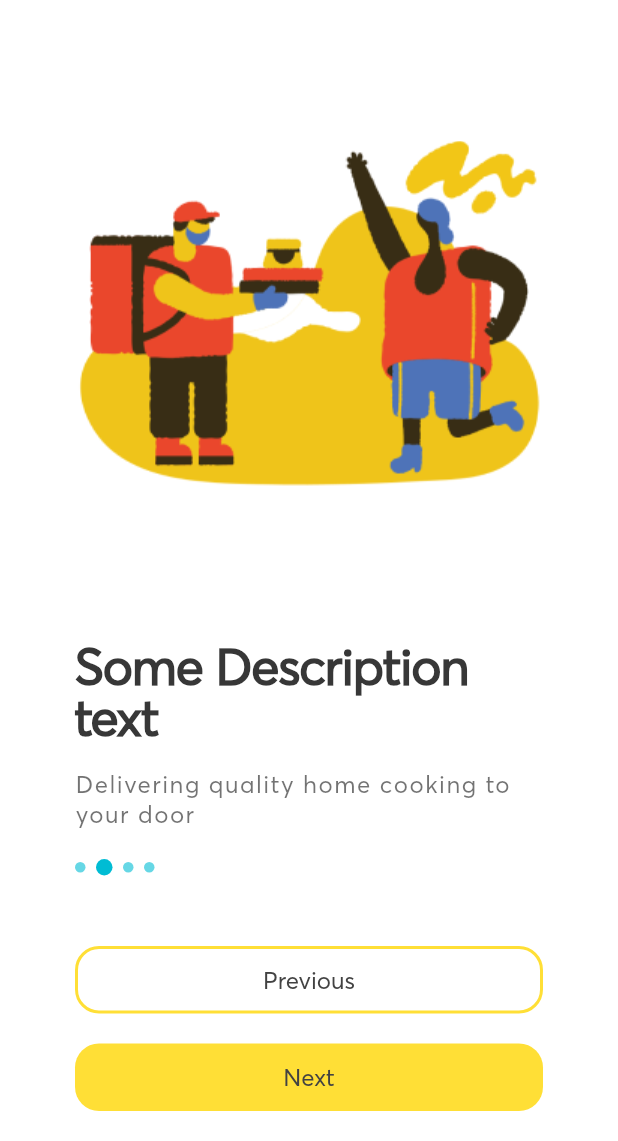
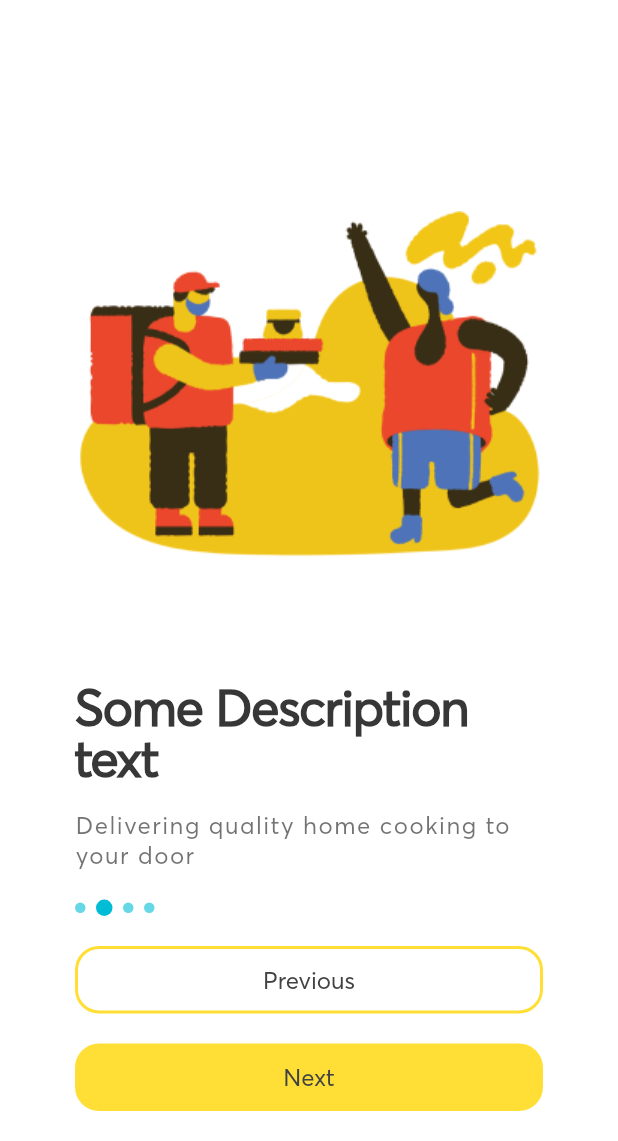
Before and after one commit to ilicina1/lmma_box, a Flutter app: the screen it shows after launch, after a tap on "Next", on a phone screen of 412 x 824 dp, the part 95-1236 px from its top. Run offline on Flutter 3.47's test engine with Material 2 defaults, Android fonts, the phone set to English and light mode, and no system bars; our stand-ins replace splashscreen; project files that could hold a hidden picture were left out.

Commit message:
implementirano rjesenje i za manje ekrane

```diff
--- a/lib/view/welcome_screen/pages/first_page.dart
+++ b/lib/view/welcome_screen/pages/first_page.dart
@@ -17,10 +17,17 @@ class _FirstPageState extends State<FirstPage> {
         crossAxisAlignment: CrossAxisAlignment.center,
         children: [
           Image(
-            image: AssetImage('assets/first_screen_image.png'),
+            height: MediaQuery.of(context).size.width < 380
+                ? MediaQuery.of(context).size.height * 0.4
+                : 334,
+            image: AssetImage(
+              'assets/first_screen_image.png',
+            ),
           ),
           Padding(
-            padding: const EdgeInsets.fromLTRB(50, 50, 50, 0),
+            padding: MediaQuery.of(context).size.width < 380
+                ? const EdgeInsets.fromLTRB(50, 0, 50, 0)
+                : const EdgeInsets.fromLTRB(50, 80, 50, 0),
             child: Column(
               crossAxisAlignment: CrossAxisAlignment.start,
               children: [
--- a/lib/view/welcome_screen/pages/fourth_page.dart
+++ b/lib/view/welcome_screen/pages/fourth_page.dart
@@ -10,11 +10,16 @@ class FourthPage extends StatelessWidget {
       body: Column(
         mainAxisAlignment: MainAxisAlignment.end,
         children: [
-          Center(
-            child: Image.asset('assets/image_27.jpg'),
+          Image(
+            height: MediaQuery.of(context).size.width < 380
+                ? MediaQuery.of(context).size.height * 0.4
+                : 236,
+            image: AssetImage('assets/images/image 27.png'),
           ),
           Padding(
-            padding: const EdgeInsets.fromLTRB(50, 100, 50, 0),
+            padding: MediaQuery.of(context).size.width < 380
+                ? const EdgeInsets.fromLTRB(50, 0, 50, 0)
+                : const EdgeInsets.fromLTRB(50, 80, 50, 0),
             child: Column(
               crossAxisAlignment: CrossAxisAlignment.start,
               children: [
--- a/lib/view/welcome_screen/pages/second_page.dart
+++ b/lib/view/welcome_screen/pages/second_page.dart
@@ -12,7 +12,8 @@ class _SecondPageState extends State<SecondPage> {
   Widget build(BuildContext context) {
     return Scaffold(
       backgroundColor: Colors.white,
-      body: Column(
+      body: Container(
+        child: Column(
           mainAxisAlignment: MainAxisAlignment.end,
           crossAxisAlignment: CrossAxisAlignment.center,
           children: [
@@ -20,6 +21,7 @@ class _SecondPageState extends State<SecondPage> {
             HeaderText(),
           ],
         ),
+      ),
     );
   }
 }
--- a/lib/view/welcome_screen/pages/third_page.dart
+++ b/lib/view/welcome_screen/pages/third_page.dart
@@ -12,11 +12,16 @@ class _ThirdPageState extends State<ThirdPage> {
     return Scaffold(
       backgroundColor: Colors.white,
       body: Column(
-        mainAxisAlignment: MainAxisAlignment.spaceBetween,
+        mainAxisAlignment: MainAxisAlignment.end,
         crossAxisAlignment: CrossAxisAlignment.center,
         children: [
-          Center(
-            child: Image.asset('assets/images/logothirdpage.png'),
+          Image(
+            height: MediaQuery.of(context).size.width < 380
+                ? MediaQuery.of(context).size.height * 0.4
+                : 334,
+            image: AssetImage(
+              'assets/first_screen_image.png',
+            ),
           ),
           HeaderTextThird(),
         ],
--- a/lib/view/welcome_screen/widgets/fourth_page_widgets/get_started_button.dart
+++ b/lib/view/welcome_screen/widgets/fourth_page_widgets/get_started_button.dart
@@ -7,7 +7,9 @@ Widget getStarted(context, _pageController, screenScroll) {
     padding: const EdgeInsets.fromLTRB(50, 0, 50, 20),
     child: Container(
       width: double.infinity,
-      height: 45,
+      height: MediaQuery.of(context).size.height < 670
+          ? MediaQuery.of(context).size.height * 0.05
+          : 45,
       child: ElevatedButton(
         style: ElevatedButton.styleFrom(
             elevation: 0.0,
--- a/lib/view/welcome_screen/widgets/second_page_widgets/center_image.dart
+++ b/lib/view/welcome_screen/widgets/second_page_widgets/center_image.dart
@@ -2,7 +2,14 @@ import 'package:flutter/material.dart';
 
 Widget centerImage(context) {
   return Padding(
-    padding: const EdgeInsets.only(bottom: 100.0),
-    child: Image(image: AssetImage('assets/images/image 27.png')),
+    padding: MediaQuery.of(context).size.width < 380
+        ? const EdgeInsets.only(bottom: 0.0)
+        : const EdgeInsets.only(bottom: 80.0),
+    child: Image(
+      height: MediaQuery.of(context).size.width < 380
+          ? MediaQuery.of(context).size.height * 0.4
+          : 236,
+      image: AssetImage('assets/images/image 27.png'),
+    ),
   );
 }
--- a/lib/view/welcome_screen/widgets/second_page_widgets/next_button.dart
+++ b/lib/view/welcome_screen/widgets/second_page_widgets/next_button.dart
@@ -8,7 +8,9 @@ Widget nextButton(context, _pageController, screenScroll) {
     padding: const EdgeInsets.fromLTRB(50, 0, 50, 20),
     child: Container(
       width: double.infinity,
-      height: 45,
+      height: MediaQuery.of(context).size.width < 380
+          ? MediaQuery.of(context).size.height * 0.05
+          : 45,
       child: ElevatedButton(
         style: ElevatedButton.styleFrom(
             elevation: 0.0,
--- a/lib/view/welcome_screen/widgets/second_page_widgets/previous_button.dart
+++ b/lib/view/welcome_screen/widgets/second_page_widgets/previous_button.dart
@@ -4,10 +4,12 @@ import 'package:lmma_box/viewModel/welcome_screen.dart';
 
 Widget previousButton(context, _pageController, screenScroll) {
   return Padding(
-    padding: const EdgeInsets.fromLTRB(50, 0, 50, 20),
+    padding: const EdgeInsets.fromLTRB(50, 20, 50, 20),
     child: Container(
       width: double.infinity,
-      height: 45,
+      height: MediaQuery.of(context).size.width < 380
+          ? MediaQuery.of(context).size.height * 0.05
+          : 45,
       child: ElevatedButton(
         style: ElevatedButton.styleFrom(
           elevation: 0,
--- a/lib/view/welcome_screen/widgets/shared_widgets/bottom_buttons.dart
+++ b/lib/view/welcome_screen/widgets/shared_widgets/bottom_buttons.dart
@@ -23,16 +23,18 @@ class BottomButtons extends StatelessWidget {
               ? Column(
                   children: [
                     SizedBox(
-                      height: 60,
+                      height: MediaQuery.of(context).size.width < 380 ? 71 : 85,
                     ),
                     nextButton(context, _pageController, screenScroll),
                   ],
                 )
-              : Column(
-                  children: [
-                    previousButton(context, _pageController, screenScroll),
-                    nextButton(context, _pageController, screenScroll),
-                  ],
+              : Container(
+                  child: Column(
+                    children: [
+                      previousButton(context, _pageController, screenScroll),
+                      nextButton(context, _pageController, screenScroll),
+                    ],
+                  ),
                 ),
     );
   }
--- a/lib/view/welcome_screen/widgets/shared_widgets/welcome_screen_pagination.dart
+++ b/lib/view/welcome_screen/widgets/shared_widgets/welcome_screen_pagination.dart
@@ -42,7 +42,7 @@ class _WelcomeScreenPaginationState extends State<WelcomeScreenPagination> {
       );
     }
     return Container(
-      margin: EdgeInsets.fromLTRB(50, 20, 50, 47),
+      margin: EdgeInsets.fromLTRB(50, 20, 50, 0),
       child: Row(children: children),
     );
   }
--- a/lib/view/welcome_screen/widgets/third_page_widgets/headerTextThird.dart
+++ b/lib/view/welcome_screen/widgets/third_page_widgets/headerTextThird.dart
@@ -6,7 +6,9 @@ class HeaderTextThird extends StatelessWidget {
   @override
   Widget build(BuildContext context) {
     return Padding(
-      padding: const EdgeInsets.fromLTRB(50, 0, 50, 0),
+      padding: MediaQuery.of(context).size.width < 380
+          ? const EdgeInsets.fromLTRB(50, 0, 50, 0)
+          : const EdgeInsets.fromLTRB(50, 80, 50, 0),
       child: Column(
         crossAxisAlignment: CrossAxisAlignment.start,
         children: [
```
Lines whose indentation alone changed are shown as unchanged.
